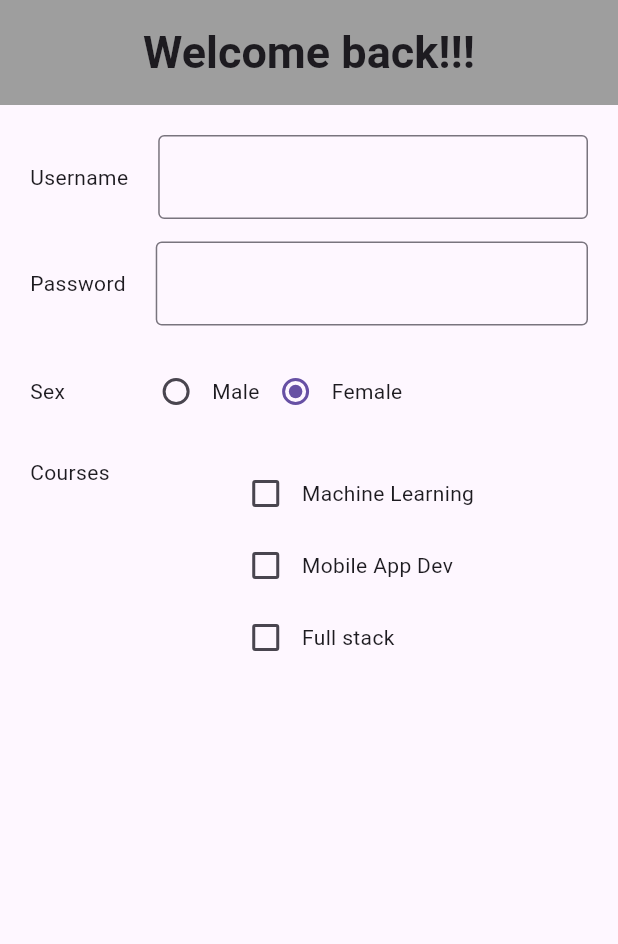
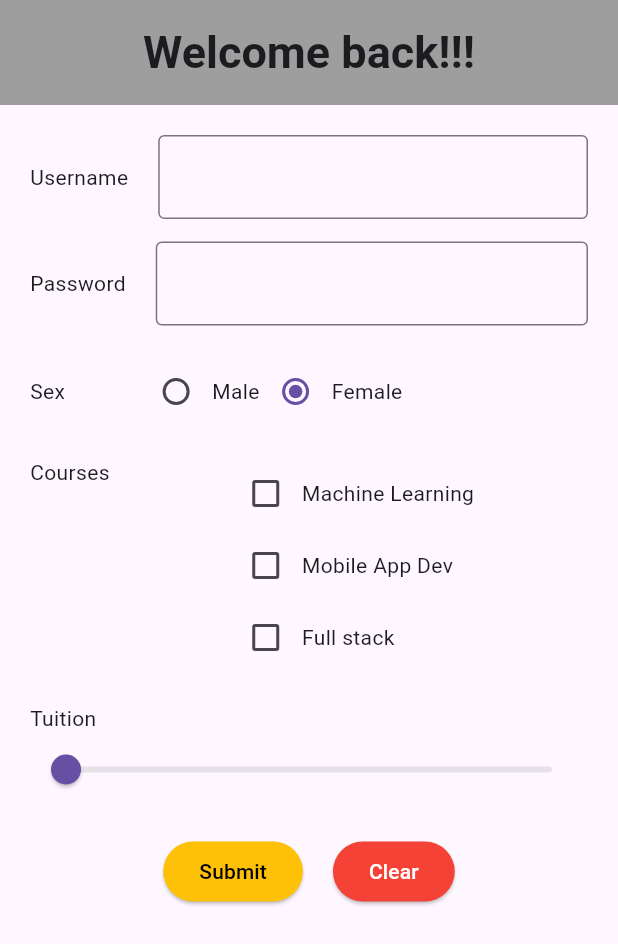
Before and after one commit to L-nsamba/getting-started-with-flutter-and-dart, a Flutter app: the screen it shows after launch, on a phone screen of 412 x 824 dp. Shown: the top 944 px of the screen. Run offline on Flutter 3.47's test engine with Material 3 defaults, Android fonts, the phone set to English and light mode, and no system bars.

Commit message:
slider and buttons

```diff
--- a/form_activity/lib/screens/register.dart
+++ b/form_activity/lib/screens/register.dart
@@ -12,6 +12,8 @@ enum Gender { Male, Female }
 bool machineLearningSelected = false;
 bool fullStackSelected = false;
 bool mobileApplicationSelected = false;
+
+double tuition = 0;
 
 class _RegisterScreenState extends State<RegisterScreen> {
   Gender? _selectedgender = .Female;
@@ -34,6 +36,7 @@ class _RegisterScreenState extends State<RegisterScreen> {
           child: Column(
             children: [
               Row(
+                // Text Form Field
                 children: [
                   Text("Username"),
                   SizedBox(width: 20.0),
@@ -44,6 +47,8 @@ class _RegisterScreenState extends State<RegisterScreen> {
                   ),
                 ],
               ),
+
+              // Text Form Field
               SizedBox(height: 15.0),
               Row(
                 children: [
@@ -57,6 +62,8 @@ class _RegisterScreenState extends State<RegisterScreen> {
                   ),
                 ],
               ),
+
+              // Radio button
               SizedBox(height: 20.0),
               Row(
                 children: [
@@ -82,6 +89,8 @@ class _RegisterScreenState extends State<RegisterScreen> {
                   ),
                 ],
               ),
+
+              // Checkboxes
               SizedBox(height: 20.0),
               Row(
                 crossAxisAlignment: CrossAxisAlignment.start,
@@ -138,6 +147,52 @@ class _RegisterScreenState extends State<RegisterScreen> {
                   ),
                 ],
               ),
+
+              // Slider
+              SizedBox(height: 20.0),
+
+              Column(
+                crossAxisAlignment: CrossAxisAlignment.start,
+                children: [
+                  Text("Tuition"),
+
+                  Slider(
+                    value: tuition,
+                    min: 0,
+                    max: 100,
+                    onChanged: (double value) {
+                      setState(() {
+                        tuition = value;
+                      });
+                    },
+                  ),
+                ],
+              ),
+
+              // Buttons
+              SizedBox(height: 20.0),
+
+              Row(
+                mainAxisAlignment: MainAxisAlignment.center,
+                children: [
+                  ElevatedButton(
+                    onPressed: () {},
+                    style: ElevatedButton.styleFrom(
+                      backgroundColor: Colors.amber,
+                      foregroundColor: Colors.black,
+                    ),
+                    child: Text("Submit"),
+                  ),
+
+                  SizedBox(width: 20.0),
+
+                  ElevatedButton(
+                    onPressed: () {},
+                    style: ElevatedButton.styleFrom(backgroundColor: Colors.red, foregroundColor: Colors.white),
+                    child: Text("Clear"),
+                  ),
+                ],
+              ),
             ],
           ),
         ),
```
